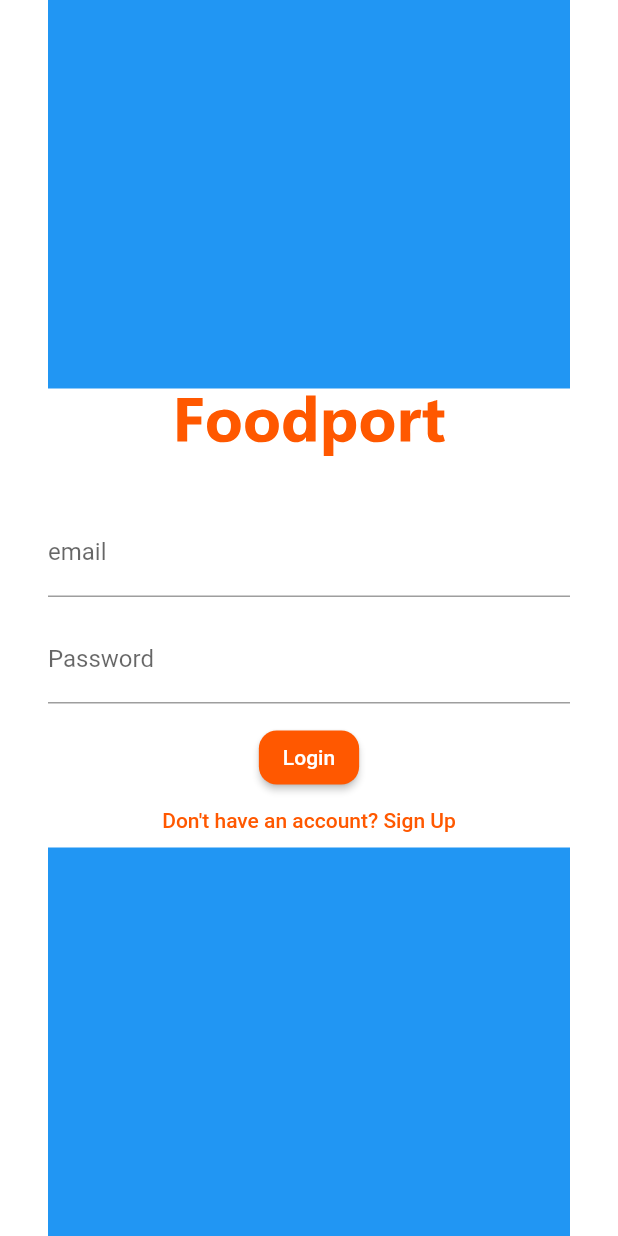
After one commit to foodport-tech/foodport-app, a Flutter app: the screen it shows after launch, on a phone screen of 412 x 824 dp. The commit adds this screen. Run offline on Flutter 3.47's test engine with Material 2 defaults, Android fonts, the phone set to English and light mode, and no system bars; our stand-ins replace cloud_firestore, firebase_auth, firebase_storage, fl_chart, flutter_rating_bar, flutter_svg and 1 more; accounts and stored records are empty; project files that could hold a hidden picture were left out.

Commit message:
Create auth.dart

```diff
--- a/lib/main.dart
+++ b/lib/main.dart
@@ -2,19 +2,21 @@
 // import 'package:firebase_core/firebase_core.dart';
 // import 'package:flutter/foundation.dart';
 import 'package:flutter/material.dart';
+import 'package:foodport_app/screens/auth_screen/auth_screen.dart';
 import 'package:foodport_app/screens/seller_profile_screen.dart';
 import 'package:provider/provider.dart';
 
-import '../providers/user_provider_ig.dart';
-import 'screens/1_feed_post_screen/feed_post_screen.dart';
-import '../screens/dish_detail_screen.dart';
-import '../utils/colors.dart';
+import 'providers/auth.dart';
 import 'providers/dishes.dart';
 import 'providers/posts.dart';
+import 'screens/1_feed_post_screen/feed_post_screen.dart';
+import 'screens/auth_screen/login_screen.dart';
+import 'screens/dish_detail_screen.dart';
 import 'responsive/mobile_screen_layout.dart';
 import 'responsive/responsive_layout_screen.dart';
 import 'responsive/tablet_screen_layout.dart';
 import 'responsive/web_screen_layout.dart';
+import 'utils/colors.dart';
 
 void main() async {
   // Initialise Firebase
@@ -45,6 +47,9 @@ class MyApp extends StatelessWidget {
     // ChangeNotifierProvider: To register a class which can then listen in the child widget
     return MultiProvider(
       providers: [
+        ChangeNotifierProvider.value(
+          value: Auth(),
+        ),
         ChangeNotifierProvider(
           // Provide instance of Posts() class to all child widgets
           create: (BuildContext context) => Posts(),
@@ -57,26 +62,85 @@ class MyApp extends StatelessWidget {
       child: MaterialApp(
         debugShowCheckedModeBanner: false,
         title: 'Foodport',
+
+        // THEME
         theme: ThemeData(
-          useMaterial3: true,
-          colorScheme: ColorScheme.fromSwatch(
-            primaryColorDark: neutral1Color,
-            accentColor: orange1Color,
-            backgroundColor: neutral6Color,
+          scaffoldBackgroundColor: Colors.white,
+          // fontFamily: 'Roboto',
+          textTheme: const TextTheme(
+            headline1: TextStyle(
+              fontSize: 28.0,
+              fontWeight: FontWeight.bold,
+              color: Colors.black,
             ),
-          //fontFamily: 'OpenSans',
-          // Fetch from Google Fonts
-          // textTheme: GoogleFonts.openSansTextTheme(
-          //   Theme.of(context).textTheme,
-          // ),
+            headline2: TextStyle(
+              fontSize: 24.0,
+              fontWeight: FontWeight.bold,
+              color: Colors.black,
             ),
-        darkTheme: ThemeData.dark(),
-        // home: FeedPostScreen(),
+            headline3: TextStyle(
+              fontSize: 20.0,
+              fontWeight: FontWeight.bold,
+              color: Colors.black,
+            ),
+            bodyText1: TextStyle(
+              fontSize: 16.0,
+              color: Colors.black,
+            ),
+            bodyText2: TextStyle(
+              fontSize: 14.0,
+              color: Colors.black,
+            ),
+          ),
+          buttonTheme: ButtonThemeData(
+            buttonColor: primaryColor,
+            textTheme: ButtonTextTheme.primary,
+            shape: RoundedRectangleBorder(
+              borderRadius: BorderRadius.circular(20.0),
+            ),
+          ),
+          colorScheme: ColorScheme.fromSwatch().copyWith(
+            primary: primaryColor,
+            secondary: secondaryColor,
+          ),
+        ),
+        darkTheme: ThemeData.dark().copyWith(
+          scaffoldBackgroundColor: Color(0xFF202020),
+          textTheme: const TextTheme(
+            headline1: TextStyle(
+                fontSize: 28.0,
+                fontWeight: FontWeight.bold,
+                color: Colors.white),
+            headline2: TextStyle(
+                fontSize: 24.0,
+                fontWeight: FontWeight.bold,
+                color: Colors.white),
+            headline3: TextStyle(
+                fontSize: 20.0,
+                fontWeight: FontWeight.bold,
+                color: Colors.white),
+            bodyText1: TextStyle(fontSize: 16.0, color: Colors.white),
+            bodyText2: TextStyle(fontSize: 14.0, color: Colors.white),
+          ),
+          buttonTheme: ButtonThemeData(
+            buttonColor: Color(0xFF4E4E4E),
+            textTheme: ButtonTextTheme.primary,
+            shape: RoundedRectangleBorder(
+                borderRadius: BorderRadius.circular(20.0)),
+          ),
+          colorScheme: ColorScheme.fromSwatch().copyWith(
+            primary: primaryColor,
+            secondary: secondaryColor,
+          ),
+        ),
+        themeMode: ThemeMode.system,
+
+        // ROUTES
         initialRoute: '/', // default is '/'
         routes: {
-          // Home:
           '/': (context) => ResponsiveLayout(
-                mobileScreenLayout: MobileScreenLayout(),
+                mobileScreenLayout:
+                    AuthScreen(), // MobileScreenLayout(), // If statement to check auth or not
                 tabletScreenLayout: TabletScreenLayout(),
                 webScreenLayout: WebScreenLayout(),
               ),
@@ -86,6 +150,7 @@ class MyApp extends StatelessWidget {
           // Main 4: '/inbox'
           // Main 5: '/profile'
           // '/dish_detail'
+
           DishDetailScreen.routeName: (context) => DishDetailScreen(),
           SellerProfileScreen.routeName: (context) => SellerProfileScreen(),
           // Auth: '/login'
--- /dev/null
+++ b/lib/providers/auth.dart
@@ -0,0 +1,25 @@
+import 'dart:convert';
+
+import 'package:flutter/widgets.dart';
+import 'package:http/http.dart' as http;
+
+class Auth with ChangeNotifier {
+  late String _token;
+  late DateTime _expiryDate;
+  late String _userId;
+
+  Future<void> signup(String email, String password) async {
+    final url = Uri.http('127.0.0.1:8000', '/api/user/create/');
+    final response = await http.post(
+      url,
+      body: json.encode(
+        {
+          'email': email,
+          'password': password,
+          'returnSecureToken': true,
+        },
+      ),
+    );
+    print(json.decode(response.body));
+  }
+}
--- /dev/null
+++ b/lib/screens/auth_screen/auth_screen.dart
@@ -0,0 +1,113 @@
+import 'package:flutter/material.dart';
+import 'package:flutter_svg/flutter_svg.dart';
+import 'package:foodport_app/widgets/auth_card.dart';
+
+import '../../resources/auth_methods.dart';
+import '../../responsive/responsive_layout_screen.dart';
+import '../../responsive/mobile_screen_layout.dart';
+import '../../responsive/tablet_screen_layout.dart';
+import '../../responsive/web_screen_layout.dart';
+import 'signup_screen.dart';
+import '../../utils/utils.dart';
+import '../../utils/colors.dart';
+import '../../widgets/text_field_input.dart';
+
+class AuthScreen extends StatefulWidget {
+  const AuthScreen({super.key});
+
+  @override
+  State<AuthScreen> createState() => _AuthScreenState();
+}
+
+class _AuthScreenState extends State<AuthScreen> {
+  final TextEditingController _emailController = TextEditingController();
+  final TextEditingController _passwordController = TextEditingController();
+  bool _isLoading = false;
+
+  @override
+  void dispose() {
+    super.dispose();
+    _emailController.dispose();
+    _passwordController.dispose();
+  }
+
+  void loginUser() async {
+    // Refresh screen to show 'loading' in 'Log in button'
+    setState(() {
+      _isLoading = true;
+    });
+
+    // Authenticate user's login credential
+    String res = await AuthMethods().loginUser(
+      email: _emailController.text,
+      password: _passwordController.text,
+    );
+
+    // Refresh screen to stop showing 'loading' in 'Log in button'
+    setState(() {
+      _isLoading = false;
+    });
+
+    if (res == 'success') {
+      // Switch to Home Screen
+      Navigator.of(context).pushReplacement(
+        MaterialPageRoute(
+          builder: (context) => const ResponsiveLayout(
+            webScreenLayout: WebScreenLayout(),
+            tabletScreenLayout: TabletScreenLayout(),
+            mobileScreenLayout: MobileScreenLayout(),
+          ),
+        ),
+      );
+    } else {
+      // Show pop message to user
+      showSnackBar(res, context);
+    }
+  }
+
+  void navigateToSignupScreen() {
+    Navigator.of(context)
+        .push(MaterialPageRoute(builder: (context) => const SignupScreen()));
+  }
+
+  @override
+  Widget build(BuildContext context) {
+    return Scaffold(
+      body: SafeArea(
+        child: Container(
+          padding: EdgeInsets.symmetric(horizontal: 32),
+          width: double.infinity,
+          child: Column(
+            // Horizontally center
+            crossAxisAlignment: CrossAxisAlignment.center,
+            children: [
+              Flexible(
+                flex: 2,
+                child: Container(
+                  color: Colors.blue,
+                ),
+              ),
+              // App Logo .svg Image
+              Container(
+                alignment: Alignment.center,
+                child: SvgPicture.asset(
+                  'assets/images/logos/foodport_text_logo.svg',
+                  color: orange1Color,
+                  height: 48,
+                ),
+              ),
+              const SizedBox(height: 32),
+              AuthCard(),
+              Flexible(
+                flex: 2,
+                child: Container(
+                  color: Colors.blue,
+                ),
+              ),
+            ],
+          ),
+        ),
+      ),
+    );
+  }
+}
--- a/lib/screens/auth_screen/signup_screen.dart
+++ b/lib/screens/auth_screen/signup_screen.dart
@@ -93,7 +93,7 @@ class _SignupScreenState extends State<SignupScreen> {
               ),
               // App Logo .svg Image
               SvgPicture.asset(
-                'assets/images/foodport_text_logo.svg',
+                'assets/images/logos/foodport_text_logo.svg',
                 color: orange1Color,
                 height: 48,
               ),
@@ -166,7 +166,7 @@ class _SignupScreenState extends State<SignupScreen> {
                 mainAxisAlignment: MainAxisAlignment.center,
                 children: [
                   Container(
-                    child: Text("Don't have an account? "),
+                    child: Text("Already have an account? "),
                     padding: const EdgeInsets.symmetric(
                       vertical: 8,
                     ),
--- a/lib/utils/colors.dart
+++ b/lib/utils/colors.dart
@@ -28,4 +28,4 @@ const neutral5Color = Color.fromRGBO(223, 225, 229, 1);
 const neutral6Color = Color.fromRGBO(242, 244, 249, 1); // Background Color
 
 const primaryColor = Color.fromRGBO(255, 88, 0, 1);
-const secondaryColor = Color.fromRGBO(182, 184, 187, 1);
+const secondaryColor = Color.fromRGBO(242, 244, 249, 1);
--- /dev/null
+++ b/lib/widgets/auth_card.dart
@@ -0,0 +1,159 @@
+import 'package:flutter/material.dart';
+import 'package:flutter/src/widgets/container.dart';
+import 'package:flutter/src/widgets/framework.dart';
+import 'package:foodport_app/widgets/text_field_input.dart';
+import 'package:provider/provider.dart';
+
+import '../providers/auth.dart';
+import '../utils/colors.dart';
+
+enum AuthMode { Signup, Login }
+
+class AuthCard extends StatefulWidget {
+  const AuthCard({super.key});
+
+  @override
+  State<AuthCard> createState() => _AuthCarStated();
+}
+
+class _AuthCarStated extends State<AuthCard> {
+  final GlobalKey<FormState> _formKey = GlobalKey();
+  AuthMode _authMode = AuthMode.Login;
+  Map<String, String> _authData = {
+    'email': '',
+    'password': '',
+  };
+
+  var _isLoading = false;
+  final _passwordController = TextEditingController();
+
+  // Submit SignIn / SignUp Form Function
+  Future<void> _submit() async {
+    if (!_formKey.currentState!.validate()) {
+      // Invalid!
+      return;
+    }
+
+    _formKey.currentState!.save();
+
+    setState(() {
+      _isLoading = true;
+    });
+
+    if (_authMode == AuthMode.Login) {
+      // Log user in
+    } else {
+      // Sign user up
+      await Provider.of<Auth>(context, listen: false).signup(
+        _authData['email']!,
+        _authData['password']!,
+      );
+    }
+
+    setState(() {
+      _isLoading = false;
+    });
+  }
+
+  // Switch Auth Mode (SignIn & SignUp) Function
+  void _switchAuthMode() {
+    if (_authMode == AuthMode.Login) {
+      setState(() {
+        _authMode = AuthMode.Signup;
+      });
+    } else {
+      setState(() {
+        _authMode = AuthMode.Login;
+      });
+    }
+  }
+
+  @override
+  Widget build(BuildContext context) {
+    return Container(
+      child: Column(
+        children: [
+          // SignIn/SignUp: Email Text Field Input
+          TextFormField(
+            decoration: InputDecoration(
+              labelText: 'email',
+            ),
+            keyboardType: TextInputType.emailAddress,
+            validator: (value) {
+              if (value!.isEmpty || !value.contains('@')) {
+                return 'Invalid email!';
+              }
+              return null;
+            },
+            onSaved: (value) {
+              _authData['email'] = value!;
+            },
+          ),
+          const SizedBox(height: 12),
+
+          // SignIn/SignUp: Password Text Field Input
+          TextFormField(
+            decoration: InputDecoration(labelText: 'Password'),
+            obscureText: true,
+            controller: _passwordController,
+            validator: (value) {
+              if (value!.isEmpty || value.length < 5) {
+                return 'Password is too short!';
+              }
+            },
+            onSaved: (value) {
+              _authData['password'] = value!;
+            },
+          ),
+          const SizedBox(height: 12),
+
+          // SignUp: Confirm Password Text Field Input
+          if (_authMode == AuthMode.Signup)
+            TextFormField(
+              enabled: _authMode == AuthMode.Signup,
+              decoration: InputDecoration(labelText: 'Confirm Password'),
+              obscureText: true,
+              validator: _authMode == AuthMode.Signup
+                  ? (value) {
+                      if (value != _passwordController.text) {
+                        return 'Passwords do not match!';
+                      }
+                    }
+                  : null,
+            ),
+
+          // Login Button
+          _isLoading
+              ? CircularProgressIndicator()
+              : ElevatedButton(
+                  child: Text(
+                    _authMode == AuthMode.Login ? 'Login' : 'Sign Up',
+                  ),
+                  onPressed: _submit,
+                  style: ButtonStyle(
+                    shape: MaterialStateProperty.all(
+                      RoundedRectangleBorder(
+                        borderRadius: BorderRadius.circular(12),
+                      ),
+                    ),
+                  ),
+                  clipBehavior: Clip.none,
+                ),
+
+          TextButton(
+            child: Text(
+              '${_authMode == AuthMode.Login ? "Don't have an account? Sign Up" : 'Already have an account? Login'}',
+            ),
+            onPressed: _switchAuthMode,
+            style: ButtonStyle(
+              padding: MaterialStateProperty.all(
+                EdgeInsets.symmetric(horizontal: 30.0, vertical: 4),
+              ),
+              tapTargetSize: MaterialTapTargetSize.shrinkWrap,
+            ),
+          ),
+        ],
+      ),
+    );
+  }
+}
```
Also changed, not shown: lib/providers/posts.dart (+3 -39 lines), lib/screens/3_create_post_screen/create_post_screen.dart (+8 -10 lines), lib/screens/auth_screen/login_screen.dart (+7 -4 lines). Lines whose indentation alone changed are shown as unchanged.
